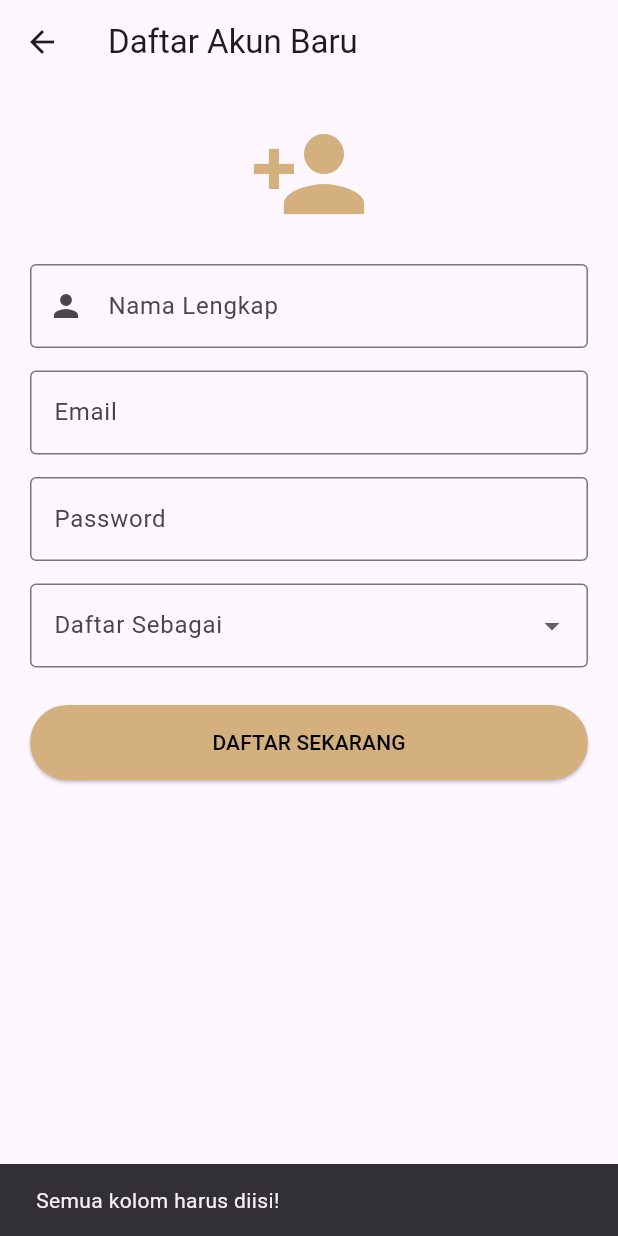
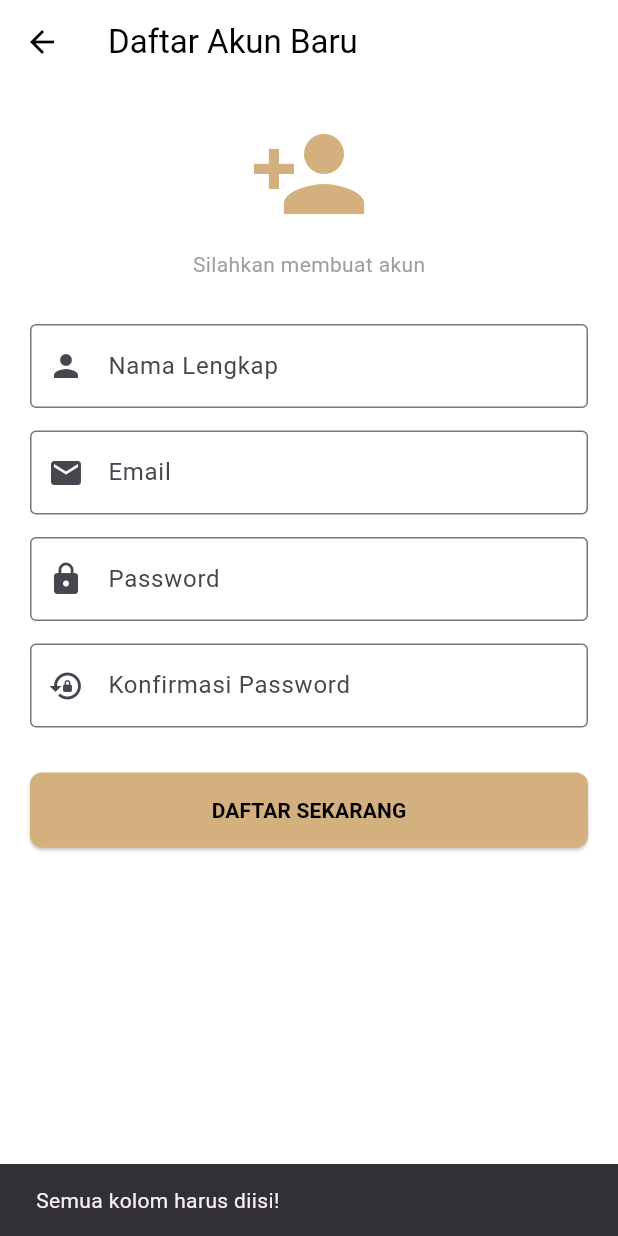
Before and after one commit to justin-rar/karoseri_mobile, a Flutter app: the RegisterPage screen opened directly, after a tap on "DAFTAR SEKARANG", on a phone screen of 412 x 824 dp. Run offline on Flutter 3.47's test engine with Material 3 defaults, Android fonts, the phone set to English and light mode, and no system bars; our stand-ins replace image_picker, supabase_flutter; accounts and stored records are empty.

Commit message:
update pada regis

```diff
--- a/lib/auth/regist.dart
+++ b/lib/auth/regist.dart
@@ -11,25 +11,40 @@ class RegisterPage extends StatefulWidget {
 class _RegisterPageState extends State<RegisterPage> {
   final emailController = TextEditingController();
   final passwordController = TextEditingController();
+  final confirmPasswordController =
+      TextEditingController(); // Tambahan konfirmasi
   final namaController = TextEditingController();
-
-  // Variabel untuk menampung pilihan Role
-  String? selectedRole;
-  final List<String> roles = ['Project Manager', 'Direktur', 'Customer'];
 
   bool isLoading = false;
 
   Future<void> signUpProses() async {
-    // if (selectedRole == null) {
-    //   ScaffoldMessenger.of(context).showSnackBar(
-    //     const SnackBar(content: Text("Pilih role terlebih dahulu!")),
-    //   );
-    //   return;
-    // }
-    if (namaController.text.isEmpty || selectedRole == null) {
+    // 1. Validasi Kolom Kosong
+    if (namaController.text.isEmpty ||
+        emailController.text.isEmpty ||
+        passwordController.text.isEmpty ||
+        confirmPasswordController.text.isEmpty) {
       ScaffoldMessenger.of(
         context,
       ).showSnackBar(const SnackBar(content: Text("Semua kolom harus diisi!")));
+      return;
+    }
+
+    // 2. Validasi Konfirmasi Password
+    if (passwordController.text != confirmPasswordController.text) {
+      ScaffoldMessenger.of(context).showSnackBar(
+        const SnackBar(
+          content: Text("Password dan Konfirmasi Password tidak cocok!"),
+          backgroundColor: Colors.orange,
+        ),
+      );
+      return;
+    }
+
+    // 3. Validasi Panjang Password (minimal 6 karakter untuk Supabase)
+    if (passwordController.text.length < 6) {
+      ScaffoldMessenger.of(context).showSnackBar(
+        const SnackBar(content: Text("Password minimal 6 karakter!")),
+      );
       return;
     }
 
@@ -45,21 +60,23 @@ class _RegisterPageState extends State<RegisterPage> {
       final user = response.user;
 
       if (user != null) {
-        // 2. Simpan data tambahan ke tabel 'Users'
+        // 2. Simpan data ke tabel 'Users'
+        // Role langsung dipasang 'Customer' tanpa perlu milih lagi
         await Supabase.instance.client.from('Users').insert({
-          'id_user': user.id, // UUID dari Auth
+          'id_user': user.id,
           'email': emailController.text.trim(),
-          'role': selectedRole, // Role yang dipilih di dropdown
-          'nama': namaController.text.trim(), // Tambahkan ini
+          'role': 'Customer', // <--- OTOMATIS JADI CUSTOMER
+          'nama': namaController.text.trim(),
         });
 
         if (mounted) {
           ScaffoldMessenger.of(context).showSnackBar(
             const SnackBar(
               content: Text("Registrasi Berhasil! Silakan Login."),
+              backgroundColor: Colors.green,
             ),
           );
-          Navigator.pop(context); // Kembali ke halaman Login
+          Navigator.pop(context);
         }
       }
     } catch (e) {
@@ -76,13 +93,32 @@ class _RegisterPageState extends State<RegisterPage> {
   @override
   Widget build(BuildContext context) {
     return Scaffold(
-      appBar: AppBar(title: const Text("Daftar Akun Baru")),
+      backgroundColor: Colors.white,
+      appBar: AppBar(
+        title: const Text(
+          "Daftar Akun Baru",
+          style: TextStyle(color: Colors.black),
+        ),
+        backgroundColor: Colors.white,
+        elevation: 0,
+        leading: IconButton(
+          icon: const Icon(Icons.arrow_back, color: Colors.black),
+          onPressed: () => Navigator.pop(context),
+        ),
+      ),
       body: SingleChildScrollView(
         padding: const EdgeInsets.all(20.0),
         child: Column(
           children: [
             const Icon(Icons.person_add, size: 80, color: Color(0xFFD4B07E)),
-            const SizedBox(height: 20),
+            const SizedBox(height: 10),
+            const Text(
+              "Silahkan membuat akun",
+              style: TextStyle(color: Colors.grey, fontSize: 14),
+            ),
+            const SizedBox(height: 30),
+
+            // INPUT NAMA
             TextField(
               controller: namaController,
               decoration: const InputDecoration(
@@ -92,38 +128,44 @@ class _RegisterPageState extends State<RegisterPage> {
               ),
             ),
             const SizedBox(height: 15),
+
+            // INPUT EMAIL
             TextField(
               controller: emailController,
               decoration: const InputDecoration(
                 labelText: "Email",
                 border: OutlineInputBorder(),
+                prefixIcon: Icon(Icons.email),
               ),
             ),
             const SizedBox(height: 15),
+
+            // INPUT PASSWORD
             TextField(
               controller: passwordController,
               obscureText: true,
               decoration: const InputDecoration(
                 labelText: "Password",
                 border: OutlineInputBorder(),
+                prefixIcon: Icon(Icons.lock),
               ),
             ),
             const SizedBox(height: 15),
 
-            // DROPDOWN PILIHAN ROLE
-            DropdownButtonFormField<String>(
+            // INPUT KONFIRMASI PASSWORD
+            TextField(
+              controller: confirmPasswordController,
+              obscureText: true,
               decoration: const InputDecoration(
-                labelText: "Daftar Sebagai",
+                labelText: "Konfirmasi Password",
                 border: OutlineInputBorder(),
+                prefixIcon: Icon(Icons.lock_reset),
               ),
-              value: selectedRole,
-              items: roles.map((role) {
-                return DropdownMenuItem(value: role, child: Text(role));
-              }).toList(),
-              onChanged: (val) => setState(() => selectedRole = val),
             ),
 
-            const SizedBox(height: 25),
+            const SizedBox(height: 30),
+
+            // TOMBOL DAFTAR
             SizedBox(
               width: double.infinity,
               height: 50,
@@ -131,12 +173,18 @@ class _RegisterPageState extends State<RegisterPage> {
                 onPressed: isLoading ? null : signUpProses,
                 style: ElevatedButton.styleFrom(
                   backgroundColor: const Color(0xFFD4B07E),
+                  shape: RoundedRectangleBorder(
+                    borderRadius: BorderRadius.circular(8),
+                  ),
                 ),
                 child: isLoading
                     ? const CircularProgressIndicator(color: Colors.white)
                     : const Text(
                         "DAFTAR SEKARANG",
-                        style: TextStyle(color: Colors.black),
+                        style: TextStyle(
+                          color: Colors.black,
+                          fontWeight: FontWeight.bold,
+                        ),
                       ),
               ),
             ),
```
